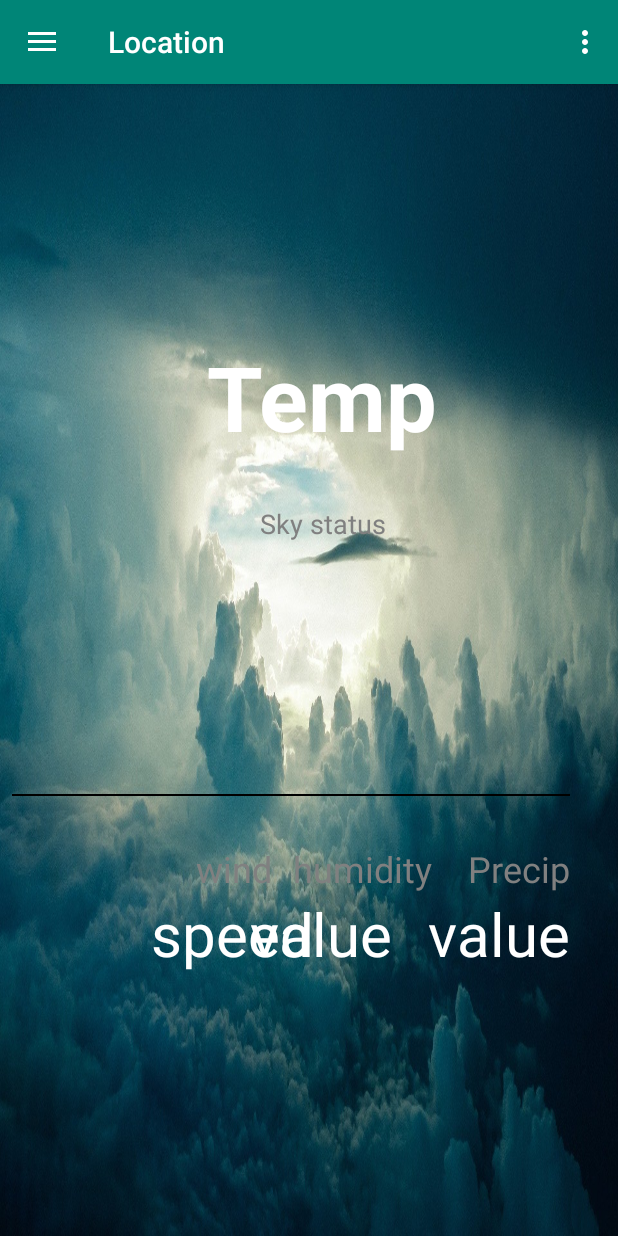
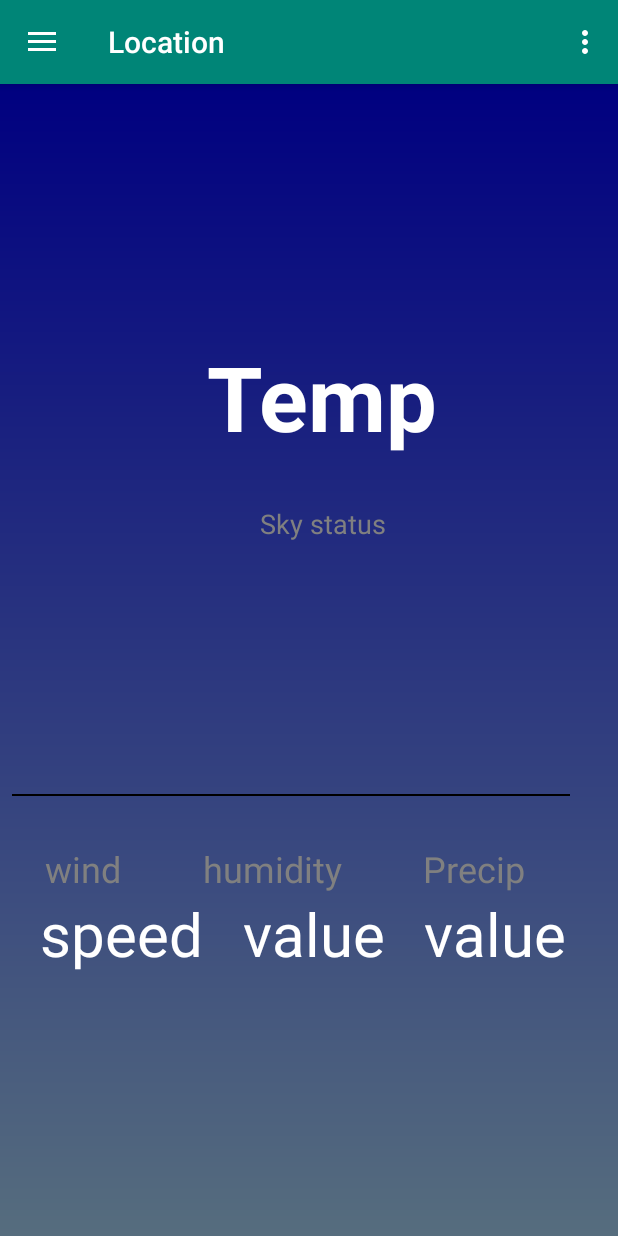
Before and after one commit to Perpetua-Kabute/Weather-Now, an Android app: the screen it shows after launch (LandingActivity), on a phone screen of 412 x 824 dp. Run offline under Robolectric (Android 15) with nearby library versions, the phone set to English and light mode, and no system bars; our stand-ins replace Picasso.

Commit message:
added gradient.xml to content_landing

```diff
--- /dev/null
+++ b/app/src/main/res/drawable/gradient.xml
@@ -0,0 +1,10 @@
+<?xml version="1.0" encoding="utf-8"?>
+<shape xmlns:android="http://schemas.android.com/apk/res/android"
+    android:shape="rectangle">
+    <gradient
+        android:type="linear"
+        android:startColor="#566D7E"
+        android:endColor="#000080"
+        android:angle="90"/>
+
+</shape>
--- a/app/src/main/res/layout/content_landing.xml
+++ b/app/src/main/res/layout/content_landing.xml
@@ -4,7 +4,7 @@
     xmlns:tools="http://schemas.android.com/tools"
     android:layout_width="match_parent"
     android:layout_height="match_parent"
-    android:background="@drawable/sky"
+    android:background="@drawable/gradient"
     app:layout_behavior="@string/appbar_scrolling_view_behavior"
     tools:context=".LandingActivity"
     tools:showIn="@layout/app_bar_landing">
@@ -74,7 +74,7 @@
         android:textColor="@android:color/tertiary_text_dark"
         android:textSize="24sp"
         app:layout_constraintBottom_toTopOf="@id/wind_speed"
-        app:layout_constraintEnd_toStartOf="@+id/precipitation_status"
+        app:layout_constraintEnd_toStartOf="@+id/humidity_status"
         app:layout_constraintStart_toStartOf="parent"
         app:layout_constraintTop_toBottomOf="@id/view" />
 
@@ -102,7 +102,7 @@
         android:textSize="40sp"
         app:layout_constraintStart_toStartOf="parent"
         app:layout_constraintTop_toBottomOf="@id/wind_status"
-        app:layout_constraintEnd_toStartOf="@+id/precipitation_value" />
+        app:layout_constraintEnd_toStartOf="@+id/humidity_value" />
 
     <TextView
         android:id="@+id/precipitation_value"
```
